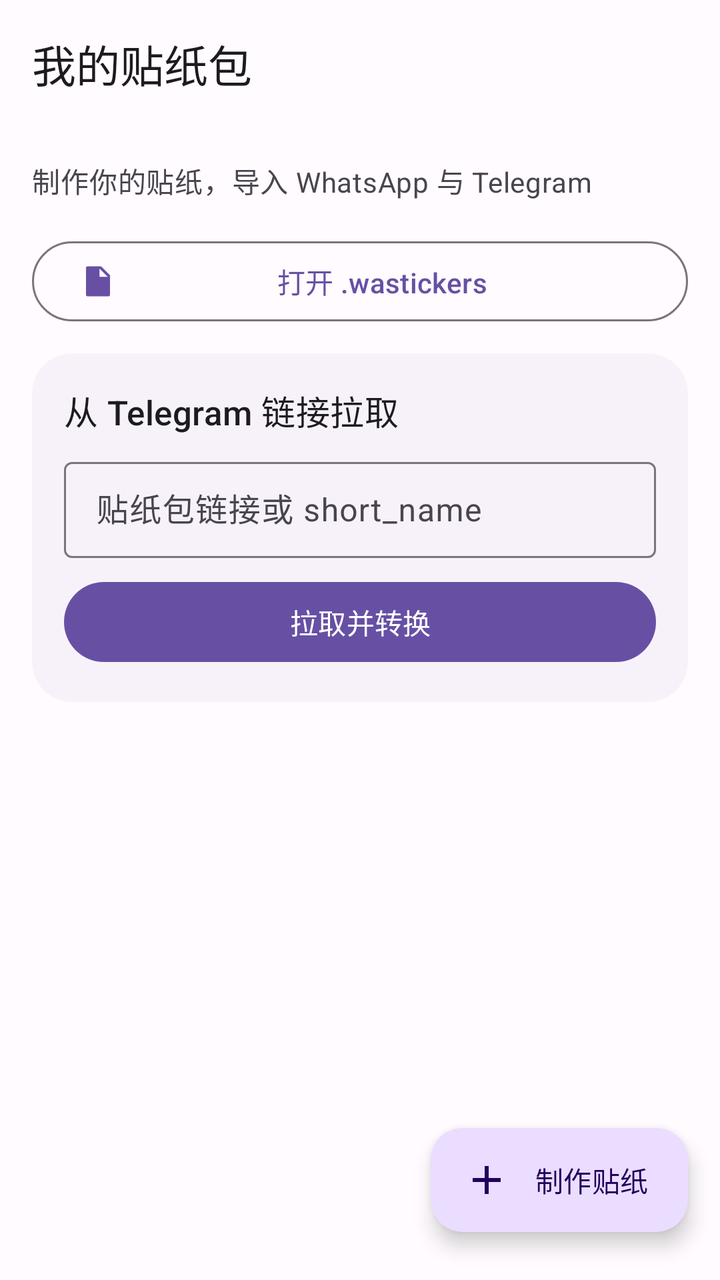
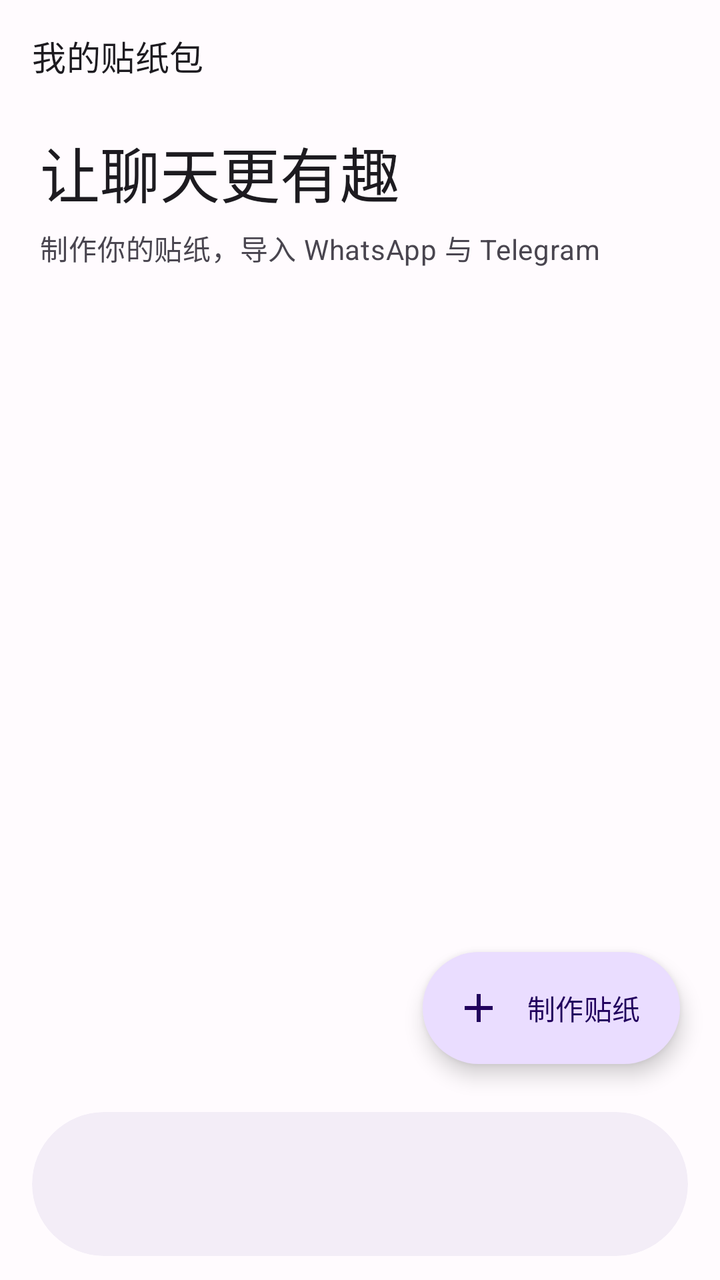

Two renders of the same Android screen: before a commit and after it. Below are the layout's source before the change and the commit's diff.
<!-- AndroidManifest.xml: application theme AppTheme -->
<!-- res/layout/activity_main.xml -->
<?xml version="1.0" encoding="utf-8"?>
<androidx.coordinatorlayout.widget.CoordinatorLayout
    xmlns:android="http://schemas.android.com/apk/res/android"
    xmlns:app="http://schemas.android.com/apk/res-auto"
    android:id="@+id/main_root"
    android:layout_width="match_parent"
    android:layout_height="match_parent"
    android:background="?attr/colorSurface">

    <com.google.android.material.appbar.AppBarLayout
        android:id="@+id/app_bar"
        android:layout_width="match_parent"
        android:layout_height="wrap_content"
        android:fitsSystemWindows="true"
        app:liftOnScroll="true">

        <com.google.android.material.appbar.MaterialToolbar
            android:id="@+id/top_app_bar"
            android:layout_width="match_parent"
            android:layout_height="?attr/actionBarSize"
            app:title="@string/main_title" />
    </com.google.android.material.appbar.AppBarLayout>

    <androidx.core.widget.NestedScrollView
        android:layout_width="match_parent"
        android:layout_height="match_parent"
        android:fillViewport="true"
        app:layout_behavior="@string/appbar_scrolling_view_behavior">

        <LinearLayout
            android:layout_width="match_parent"
            android:layout_height="wrap_content"
            android:orientation="vertical"
            android:paddingStart="16dp"
            android:paddingEnd="16dp"
            android:paddingTop="16dp"
            android:fitsSystemWindows="true"
            android:paddingBottom="112dp">

            <TextView
                android:layout_width="match_parent"
                android:layout_height="wrap_content"
                android:layout_marginBottom="16dp"
                android:text="@string/main_subtitle"
                android:textAppearance="@style/TextAppearance.App.Body"
                android:textColor="?attr/colorOnSurfaceVariant" />

            <com.google.android.material.button.MaterialButton
                android:id="@+id/main_open_archive"
                style="@style/Widget.Material3.Button.OutlinedButton"
                android:layout_width="match_parent" android:layout_height="wrap_content"
                android:minHeight="48dp" android:layout_marginBottom="12dp"
                android:text="@string/open_file" app:icon="@drawable/ic_open_file" />

            <com.google.android.material.card.MaterialCardView
                style="@style/Widget.App.Card"
                android:layout_width="match_parent"
                android:layout_height="wrap_content"
                android:layout_marginBottom="16dp">

                <LinearLayout
                    android:layout_width="match_parent"
                    android:layout_height="wrap_content"
                    android:orientation="vertical">

                    <TextView
                        android:layout_width="match_parent"
                        android:layout_height="wrap_content"
                        android:text="@string/telegram_section_title"
                        android:textAppearance="@style/TextAppearance.App.Title" />

                    <com.google.android.material.textfield.TextInputLayout
                        android:layout_width="match_parent"
                        android:layout_height="wrap_content"
                        android:layout_marginTop="8dp"
                        android:hint="@string/telegram_link_hint">

                        <com.google.android.material.textfield.TextInputEditText
                            android:id="@+id/telegram_link_input"
                            android:layout_width="match_parent"
                            android:layout_height="48dp"
                            android:inputType="textUri"
                            android:maxLines="1" />
                    </com.google.android.material.textfield.TextInputLayout>

                    <LinearLayout
                        android:layout_width="match_parent"
                        android:layout_height="wrap_content"
                        android:layout_marginTop="8dp"
                        android:orientation="horizontal">

                        <com.google.android.material.button.MaterialButton
                            android:id="@+id/telegram_fetch_button"
                            android:layout_width="0dp"
                            android:layout_height="48dp"
                            android:layout_weight="1"
                            android:text="@string/telegram_fetch" />

                        <com.google.android.material.button.MaterialButton
                            android:id="@+id/telegram_cancel_button"
                            style="@style/Widget.Material3.Button.TextButton"
                            android:layout_width="wrap_content"
                            android:layout_height="48dp"
                            android:text="@string/cancel"
                            android:visibility="gone" />
                    </LinearLayout>

                    <com.google.android.material.progressindicator.LinearProgressIndicator
                        android:id="@+id/telegram_progress"
                        android:layout_width="match_parent"
                        android:layout_height="wrap_content"
                        android:layout_marginTop="8dp"
                        android:indeterminate="false"
                        android:max="100"
                        android:visibility="gone"
                        app:showAnimationBehavior="none"
                        app:hideAnimationBehavior="none" />

                    <TextView
                        android:id="@+id/telegram_progress_text"
                        android:layout_width="match_parent"
                        android:layout_height="wrap_content"
                        android:layout_marginTop="4dp"
                        android:textAppearance="@style/TextAppearance.App.Caption"
                        android:textColor="?attr/colorOnSurfaceVariant"
                        android:visibility="gone" />
                </LinearLayout>
            </com.google.android.material.card.MaterialCardView>

            <androidx.recyclerview.widget.RecyclerView
                android:id="@+id/pack_recycler"
                android:layout_width="match_parent"
                android:layout_height="wrap_content"
                android:clipToPadding="false"
                android:nestedScrollingEnabled="false" />

            <LinearLayout
                android:id="@+id/empty_state"
                android:layout_width="match_parent"
                android:layout_height="wrap_content"
                android:layout_marginTop="40dp"
                android:gravity="center_horizontal"
                android:orientation="vertical"
                android:padding="24dp"
                android:visibility="gone">

                <com.google.android.material.card.MaterialCardView
                    style="@style/Widget.App.Card"
                    android:layout_width="160dp"
                    android:layout_height="160dp"
                    app:cardBackgroundColor="?attr/colorPrimaryContainer">

                    <ImageView
                        android:layout_width="88dp"
                        android:layout_height="88dp"
                        android:layout_gravity="center"
                        android:contentDescription="@string/empty_title"
                        android:src="@drawable/ic_empty_sticker" />
                </com.google.android.material.card.MaterialCardView>

                <TextView
                    android:layout_width="wrap_content"
                    android:layout_height="wrap_content"
                    android:layout_marginTop="24dp"
                    android:text="@string/empty_title"
                    android:textAppearance="@style/TextAppearance.App.Headline" />

                <TextView
                    android:layout_width="280dp"
                    android:layout_height="wrap_content"
                    android:layout_marginTop="8dp"
                    android:gravity="center"
                    android:text="@string/empty_body"
                    android:textAppearance="@style/TextAppearance.App.Body"
                    android:textColor="?attr/colorOnSurfaceVariant" />

                <com.google.android.material.button.MaterialButton
                    android:id="@+id/empty_open_button"
                    android:layout_width="wrap_content"
                    android:layout_height="48dp"
                    android:layout_marginTop="24dp"
                    android:text="@string/open_file" />
            </LinearLayout>
        </LinearLayout>
    </androidx.core.widget.NestedScrollView>

    <com.google.android.material.progressindicator.CircularProgressIndicator
        android:id="@+id/progress"
        android:layout_width="wrap_content"
        android:layout_height="wrap_content"
        android:layout_gravity="center"
        android:indeterminate="true"
        android:visibility="gone" />

    <com.google.android.material.floatingactionbutton.ExtendedFloatingActionButton
        android:id="@+id/open_file_fab"
        android:layout_width="wrap_content"
        android:layout_height="wrap_content"
        android:layout_gravity="bottom|end"
        android:layout_marginStart="16dp"
        android:layout_marginEnd="16dp"
        android:layout_marginBottom="24dp"
        android:minHeight="52dp"
        android:text="@string/studio_create"
        app:icon="@drawable/ic_add" />
</androidx.coordinatorlayout.widget.CoordinatorLayout>
<!-- resources referenced by this layout -->
<resources>
  <string name="cancel">取消</string>
  <string name="empty_title">还没有贴纸包</string>
  <string name="main_title">我的贴纸包</string>
  <string name="studio_create">制作贴纸</string>
  <style name="TextAppearance.App.Headline" parent="TextAppearance.Material3.HeadlineSmall">
          <item name="android:textSize">24sp</item>
          <item name="fontFamily">sans-serif-medium</item>
      </style>
  <style name="Widget.App.Card" parent="Widget.Material3.CardView.Filled">
          <item name="cardCornerRadius">20dp</item>
          <item name="cardBackgroundColor">?attr/colorSurfaceContainerLow</item>
          <item name="contentPadding">16dp</item>
      </style>
  <style name="Base.AppTheme" parent="Theme.Material3.DayNight.NoActionBar">
          <item name="dynamicColorThemeOverlay">@style/ThemeOverlay.Material3.DynamicColors.DayNight</item>
          <item name="colorPrimary">@color/seed_primary</item>
          <item name="colorOnPrimary">@color/seed_on_primary</item>
          <item name="colorPrimaryContainer">@color/seed_primary_container</item>
          <item name="colorOnPrimaryContainer">@color/seed_on_primary_container</item>
          <item name="colorSurface">@color/md3_surface</item>
          <item name="colorSurfaceContainer">@color/md3_surface_container</item>
          <item name="colorSurfaceContainerLow">@color/md3_surface_container_low</item>
          <item name="colorSurfaceContainerHigh">@color/md3_surface_container_high</item>
          <item name="android:colorBackground">@color/md3_surface</item>
          <item name="android:windowActivityTransitions">true</item>
          <item name="android:windowContentTransitions">true</item>
      </style>
  <!-- unchanged entries left out for length: 21 -->
</resources>

<!-- the commit's change to res/layout/activity_main.xml (unified diff, before → after) -->
@@ -1,206 +1,64 @@
 <?xml version="1.0" encoding="utf-8"?>
-<androidx.coordinatorlayout.widget.CoordinatorLayout
-    xmlns:android="http://schemas.android.com/apk/res/android"
+<LinearLayout xmlns:android="http://schemas.android.com/apk/res/android"
     xmlns:app="http://schemas.android.com/apk/res-auto"
     android:id="@+id/main_root"
-    android:layout_width="match_parent"
-    android:layout_height="match_parent"
-    android:background="?attr/colorSurface">
+    android:layout_width="match_parent" android:layout_height="match_parent"
+    android:orientation="vertical" android:background="?attr/colorSurface">
 
-    <com.google.android.material.appbar.AppBarLayout
-        android:id="@+id/app_bar"
-        android:layout_width="match_parent"
-        android:layout_height="wrap_content"
-        android:fitsSystemWindows="true"
-        app:liftOnScroll="true">
+    <com.google.android.material.appbar.MaterialToolbar
+        android:id="@+id/top_app_bar" android:layout_width="match_parent" android:layout_height="56dp"
+        app:title="@string/main_title" app:titleTextAppearance="@style/TextAppearance.App.Title" />
 
-        <com.google.android.material.appbar.MaterialToolbar
-            android:id="@+id/top_app_bar"
-            android:layout_width="match_parent"
-            android:layout_height="?attr/actionBarSize"
-            app:title="@string/main_title" />
-    </com.google.android.material.appbar.AppBarLayout>
+    <FrameLayout android:layout_width="match_parent" android:layout_height="0dp" android:layout_weight="1">
+        <LinearLayout android:id="@+id/library_page" android:layout_width="match_parent" android:layout_height="match_parent" android:orientation="vertical">
+            <LinearLayout android:layout_width="match_parent" android:layout_height="wrap_content" android:orientation="vertical" android:paddingHorizontal="20dp" android:paddingTop="8dp" android:paddingBottom="16dp">
+                <TextView android:layout_width="match_parent" android:layout_height="wrap_content" android:text="@string/library_headline" android:textAppearance="@style/TextAppearance.App.Headline" />
+                <TextView android:id="@+id/library_summary" android:layout_width="match_parent" android:layout_height="wrap_content" android:layout_marginTop="6dp" android:text="@string/main_subtitle" android:textAppearance="@style/TextAppearance.App.Body" android:textColor="?attr/colorOnSurfaceVariant" />
+            </LinearLayout>
+            <FrameLayout android:layout_width="match_parent" android:layout_height="0dp" android:layout_weight="1">
+                <androidx.recyclerview.widget.RecyclerView android:id="@+id/pack_recycler" android:layout_width="match_parent" android:layout_height="match_parent" android:clipToPadding="false" android:paddingHorizontal="16dp" android:paddingBottom="96dp" />
+                <LinearLayout android:id="@+id/empty_state" android:layout_width="match_parent" android:layout_height="match_parent" android:gravity="center" android:orientation="vertical" android:padding="24dp" android:visibility="gone">
+                    <ImageView android:layout_width="88dp" android:layout_height="88dp" android:src="@drawable/ic_empty_sticker" app:tint="?attr/colorPrimary" android:contentDescription="@null" />
+                    <TextView android:layout_width="match_parent" android:layout_height="wrap_content" android:layout_marginTop="24dp" android:gravity="center" android:text="@string/empty_title" android:textAppearance="@style/TextAppearance.App.Headline" />
+                    <TextView android:layout_width="match_parent" android:layout_height="wrap_content" android:layout_marginTop="8dp" android:gravity="center" android:text="@string/empty_body" android:textAppearance="@style/TextAppearance.App.Body" android:textColor="?attr/colorOnSurfaceVariant" />
+                    <com.google.android.material.button.MaterialButton android:id="@+id/empty_open_button" style="@style/Widget.Material3.Button.TextButton" android:layout_width="wrap_content" android:layout_height="52dp" android:layout_marginTop="12dp" android:text="@string/nav_import" />
+                </LinearLayout>
+                <com.google.android.material.floatingactionbutton.ExtendedFloatingActionButton android:id="@+id/open_file_fab" android:layout_width="wrap_content" android:layout_height="wrap_content" android:layout_gravity="bottom|end" android:layout_margin="20dp" android:minHeight="56dp" android:text="@string/studio_create" app:icon="@drawable/ic_add" app:elevation="0dp" app:shapeAppearanceOverlay="@style/ShapeAppearance.App.Pill" />
+            </FrameLayout>
+        </LinearLayout>
 
-    <androidx.core.widget.NestedScrollView
-        android:layout_width="match_parent"
-        android:layout_height="match_parent"
-        android:fillViewport="true"
-        app:layout_behavior="@string/appbar_scrolling_view_behavior">
+        <ScrollView android:id="@+id/import_page" android:layout_width="match_parent" android:layout_height="match_parent" android:fillViewport="true" android:visibility="gone">
+            <LinearLayout android:layout_width="match_parent" android:layout_height="wrap_content" android:orientation="vertical" android:padding="20dp">
+                <TextView android:layout_width="match_parent" android:layout_height="wrap_content" android:text="@string/import_headline" android:textAppearance="@style/TextAppearance.App.Headline" />
+                <TextView android:layout_width="match_parent" android:layout_height="wrap_content" android:layout_marginTop="6dp" android:layout_marginBottom="24dp" android:text="@string/import_description" android:textAppearance="@style/TextAppearance.App.Body" android:textColor="?attr/colorOnSurfaceVariant" />
+                <com.google.android.material.card.MaterialCardView style="@style/Widget.App.Card" android:layout_width="match_parent" android:layout_height="wrap_content" android:layout_marginBottom="16dp">
+                    <LinearLayout android:layout_width="match_parent" android:layout_height="wrap_content" android:orientation="vertical">
+                        <TextView android:layout_width="match_parent" android:layout_height="wrap_content" android:text="@string/import_file_title" android:textAppearance="@style/TextAppearance.App.Title" />
+                        <TextView android:layout_width="match_parent" android:layout_height="wrap_content" android:layout_marginTop="6dp" android:text="@string/import_file_note" android:textAppearance="@style/TextAppearance.App.Body" android:textColor="?attr/colorOnSurfaceVariant" />
+                        <com.google.android.material.button.MaterialButton android:id="@+id/main_open_archive" style="@style/Widget.Material3.Button.TonalButton" android:layout_width="match_parent" android:layout_height="56dp" android:layout_marginTop="12dp" android:text="@string/open_file" app:icon="@drawable/ic_open_file" />
+                    </LinearLayout>
+                </com.google.android.material.card.MaterialCardView>
+                <com.google.android.material.card.MaterialCardView style="@style/Widget.App.Card" android:layout_width="match_parent" android:layout_height="wrap_content">
+                    <LinearLayout android:layout_width="match_parent" android:layout_height="wrap_content" android:orientation="vertical">
+                        <TextView android:layout_width="match_parent" android:layout_height="wrap_content" android:text="@string/telegram_section_title" android:textAppearance="@style/TextAppearance.App.Title" />
+                        <TextView android:layout_width="match_parent" android:layout_height="wrap_content" android:layout_marginTop="6dp" android:text="@string/import_telegram_note" android:textAppearance="@style/TextAppearance.App.Body" android:textColor="?attr/colorOnSurfaceVariant" />
+                        <com.google.android.material.textfield.TextInputLayout android:layout_width="match_parent" android:layout_height="wrap_content" android:layout_marginTop="16dp" android:hint="@string/telegram_link_hint">
+                            <com.google.android.material.textfield.TextInputEditText android:id="@+id/telegram_link_input" android:layout_width="match_parent" android:layout_height="wrap_content" android:minHeight="56dp" android:inputType="textUri" android:maxLines="1" />
+                        </com.google.android.material.textfield.TextInputLayout>
+                        <LinearLayout android:layout_width="match_parent" android:layout_height="wrap_content" android:layout_marginTop="12dp" android:orientation="horizontal">
+                            <com.google.android.material.button.MaterialButton android:id="@+id/telegram_fetch_button" android:layout_width="0dp" android:layout_height="56dp" android:layout_weight="1" android:text="@string/telegram_fetch" />
+                            <com.google.android.material.button.MaterialButton android:id="@+id/telegram_cancel_button" style="@style/Widget.Material3.Button.TextButton" android:layout_width="wrap_content" android:layout_height="56dp" android:text="@string/cancel" android:visibility="gone" />
+                        </LinearLayout>
+                        <com.google.android.material.progressindicator.LinearProgressIndicator android:id="@+id/telegram_progress" android:layout_width="match_parent" android:layout_height="wrap_content" android:layout_marginTop="12dp" android:indeterminate="false" android:max="100" android:visibility="gone" app:showAnimationBehavior="none" app:hideAnimationBehavior="none" />
+                        <TextView android:id="@+id/telegram_progress_text" android:layout_width="match_parent" android:layout_height="wrap_content" android:layout_marginTop="8dp" android:textAppearance="@style/TextAppearance.App.Caption" android:textColor="?attr/colorOnSurfaceVariant" android:visibility="gone" />
+                    </LinearLayout>
+                </com.google.android.material.card.MaterialCardView>
+            </LinearLayout>
+        </ScrollView>
+        <com.google.android.material.progressindicator.CircularProgressIndicator android:id="@+id/progress" android:layout_width="wrap_content" android:layout_height="wrap_content" android:layout_gravity="center" android:indeterminate="true" android:visibility="gone" />
+    </FrameLayout>
 
-        <LinearLayout
-            android:layout_width="match_parent"
-            android:layout_height="wrap_content"
-            android:orientation="vertical"
-            android:paddingStart="16dp"
-            android:paddingEnd="16dp"
-            android:paddingTop="16dp"
-            android:fitsSystemWindows="true"
-            android:paddingBottom="112dp">
-
-            <TextView
-                android:layout_width="match_parent"
-                android:layout_height="wrap_content"
-                android:layout_marginBottom="16dp"
-                android:text="@string/main_subtitle"
-                android:textAppearance="@style/TextAppearance.App.Body"
-                android:textColor="?attr/colorOnSurfaceVariant" />
-
-            <com.google.android.material.button.MaterialButton
-                android:id="@+id/main_open_archive"
-                style="@style/Widget.Material3.Button.OutlinedButton"
-                android:layout_width="match_parent" android:layout_height="wrap_content"
-                android:minHeight="48dp" android:layout_marginBottom="12dp"
-                android:text="@string/open_file" app:icon="@drawable/ic_open_file" />
-
-            <com.google.android.material.card.MaterialCardView
-                style="@style/Widget.App.Card"
-                android:layout_width="match_parent"
-                android:layout_height="wrap_content"
-                android:layout_marginBottom="16dp">
-
-                <LinearLayout
-                    android:layout_width="match_parent"
-                    android:layout_height="wrap_content"
-                    android:orientation="vertical">
-
-                    <TextView
-                        android:layout_width="match_parent"
-                        android:layout_height="wrap_content"
-                        android:text="@string/telegram_section_title"
-                        android:textAppearance="@style/TextAppearance.App.Title" />
-
-                    <com.google.android.material.textfield.TextInputLayout
-                        android:layout_width="match_parent"
-                        android:layout_height="wrap_content"
-                        android:layout_marginTop="8dp"
-                        android:hint="@string/telegram_link_hint">
-
-                        <com.google.android.material.textfield.TextInputEditText
-                            android:id="@+id/telegram_link_input"
-                            android:layout_width="match_parent"
-                            android:layout_height="48dp"
-                            android:inputType="textUri"
-                            android:maxLines="1" />
-                    </com.google.android.material.textfield.TextInputLayout>
-
-                    <LinearLayout
-                        android:layout_width="match_parent"
-                        android:layout_height="wrap_content"
-                        android:layout_marginTop="8dp"
-                        android:orientation="horizontal">
-
-                        <com.google.android.material.button.MaterialButton
-                            android:id="@+id/telegram_fetch_button"
-                            android:layout_width="0dp"
-                            android:layout_height="48dp"
-                            android:layout_weight="1"
-                            android:text="@string/telegram_fetch" />
-
-                        <com.google.android.material.button.MaterialButton
-                            android:id="@+id/telegram_cancel_button"
-                            style="@style/Widget.Material3.Button.TextButton"
-                            android:layout_width="wrap_content"
-                            android:layout_height="48dp"
-                            android:text="@string/cancel"
-                            android:visibility="gone" />
-                    </LinearLayout>
-
-                    <com.google.android.material.progressindicator.LinearProgressIndicator
-                        android:id="@+id/telegram_progress"
-                        android:layout_width="match_parent"
-                        android:layout_height="wrap_content"
-                        android:layout_marginTop="8dp"
-                        android:indeterminate="false"
-                        android:max="100"
-                        android:visibility="gone"
-                        app:showAnimationBehavior="none"
-                        app:hideAnimationBehavior="none" />
-
-                    <TextView
-                        android:id="@+id/telegram_progress_text"
-                        android:layout_width="match_parent"
-                        android:layout_height="wrap_content"
-                        android:layout_marginTop="4dp"
-                        android:textAppearance="@style/TextAppearance.App.Caption"
-                        android:textColor="?attr/colorOnSurfaceVariant"
-                        android:visibility="gone" />
-                </LinearLayout>
-            </com.google.android.material.card.MaterialCardView>
-
-            <androidx.recyclerview.widget.RecyclerView
-                android:id="@+id/pack_recycler"
-                android:layout_width="match_parent"
-                android:layout_height="wrap_content"
-                android:clipToPadding="false"
-                android:nestedScrollingEnabled="false" />
-
-            <LinearLayout
-                android:id="@+id/empty_state"
-                android:layout_width="match_parent"
-                android:layout_height="wrap_content"
-                android:layout_marginTop="40dp"
-                android:gravity="center_horizontal"
-                android:orientation="vertical"
-                android:padding="24dp"
-                android:visibility="gone">
-
-                <com.google.android.material.card.MaterialCardView
-                    style="@style/Widget.App.Card"
-                    android:layout_width="160dp"
-                    android:layout_height="160dp"
-                    app:cardBackgroundColor="?attr/colorPrimaryContainer">
-
-                    <ImageView
-                        android:layout_width="88dp"
-                        android:layout_height="88dp"
-                        android:layout_gravity="center"
-                        android:contentDescription="@string/empty_title"
-                        android:src="@drawable/ic_empty_sticker" />
-                </com.google.android.material.card.MaterialCardView>
-
-                <TextView
-                    android:layout_width="wrap_content"
-                    android:layout_height="wrap_content"
-                    android:layout_marginTop="24dp"
-                    android:text="@string/empty_title"
-                    android:textAppearance="@style/TextAppearance.App.Headline" />
-
-                <TextView
-                    android:layout_width="280dp"
-                    android:layout_height="wrap_content"
-                    android:layout_marginTop="8dp"
-                    android:gravity="center"
-                    android:text="@string/empty_body"
-                    android:textAppearance="@style/TextAppearance.App.Body"
-                    android:textColor="?attr/colorOnSurfaceVariant" />
-
-                <com.google.android.material.button.MaterialButton
-                    android:id="@+id/empty_open_button"
-                    android:layout_width="wrap_content"
-                    android:layout_height="48dp"
-                    android:layout_marginTop="24dp"
-                    android:text="@string/open_file" />
-            </LinearLayout>
-        </LinearLayout>
-    </androidx.core.widget.NestedScrollView>
-
-    <com.google.android.material.progressindicator.CircularProgressIndicator
-        android:id="@+id/progress"
-        android:layout_width="wrap_content"
-        android:layout_height="wrap_content"
-        android:layout_gravity="center"
-        android:indeterminate="true"
-        android:visibility="gone" />
-
-    <com.google.android.material.floatingactionbutton.ExtendedFloatingActionButton
-        android:id="@+id/open_file_fab"
-        android:layout_width="wrap_content"
-        android:layout_height="wrap_content"
-        android:layout_gravity="bottom|end"
-        android:layout_marginStart="16dp"
-        android:layout_marginEnd="16dp"
-        android:layout_marginBottom="24dp"
-        android:minHeight="52dp"
-        android:text="@string/studio_create"
-        app:icon="@drawable/ic_add" />
-</androidx.coordinatorlayout.widget.CoordinatorLayout>
+    <com.google.android.material.card.MaterialCardView android:layout_width="match_parent" android:layout_height="72dp" android:layout_marginHorizontal="16dp" android:layout_marginTop="4dp" android:layout_marginBottom="12dp" app:cardCornerRadius="36dp" app:cardBackgroundColor="?attr/colorSurfaceContainer" app:cardElevation="0dp" app:strokeWidth="0dp">
+        <com.google.android.material.bottomnavigation.BottomNavigationView android:id="@+id/main_navigation" android:layout_width="match_parent" android:layout_height="match_parent" android:background="@android:color/transparent" app:elevation="0dp" app:itemIconSize="24dp" app:labelVisibilityMode="labeled" />
+    </com.google.android.material.card.MaterialCardView>
+</LinearLayout>
<!-- resource entries referenced after the edit -->
@@ -2,16 +2,26 @@
 <resources>
   <string name="cancel">取消</string>
   <string name="empty_title">还没有贴纸包</string>
+  <string name="import_description">打开本地贴纸文件，或从 Telegram 链接导入。</string>
+  <string name="import_file_note">选择 .wastickers 贴纸包，自动整理到贴纸库。</string>
+  <string name="import_file_title">从文件导入</string>
+  <string name="import_headline">收藏喜欢的贴纸</string>
+  <string name="import_telegram_note">粘贴贴纸包链接，即可保存并转换。</string>
+  <string name="library_headline">让聊天更有趣</string>
   <string name="main_title">我的贴纸包</string>
+  <string name="nav_import">导入</string>
   <string name="studio_create">制作贴纸</string>
+  <style name="ShapeAppearance.App.Pill" parent="ShapeAppearance.Material3.Corner.ExtraLarge"><item name="cornerFamily">rounded</item><item name="cornerSize">50%</item></style>
   <style name="TextAppearance.App.Headline" parent="TextAppearance.Material3.HeadlineSmall">
-          <item name="android:textSize">24sp</item>
+          <item name="android:textSize">30sp</item>
           <item name="fontFamily">sans-serif-medium</item>
       </style>
   <style name="Widget.App.Card" parent="Widget.Material3.CardView.Filled">
-          <item name="cardCornerRadius">20dp</item>
+          <item name="cardCornerRadius">28dp</item>
           <item name="cardBackgroundColor">?attr/colorSurfaceContainerLow</item>
-          <item name="contentPadding">16dp</item>
+          <item name="contentPadding">20dp</item>
+          <item name="cardElevation">0dp</item>
+          <item name="strokeWidth">0dp</item>
       </style>
   <style name="Base.AppTheme" parent="Theme.Material3.DayNight.NoActionBar">
           <item name="dynamicColorThemeOverlay">@style/ThemeOverlay.Material3.DynamicColors.DayNight</item>
@@ -26,6 +36,26 @@
           <item name="android:colorBackground">@color/md3_surface</item>
           <item name="android:windowActivityTransitions">true</item>
           <item name="android:windowContentTransitions">true</item>
+          <item name="shapeAppearanceSmallComponent">@style/ShapeAppearance.App.Small</item>
+          <item name="shapeAppearanceMediumComponent">@style/ShapeAppearance.App.Medium</item>
+          <item name="shapeAppearanceLargeComponent">@style/ShapeAppearance.App.Large</item>
+          <item name="textInputStyle">@style/Widget.App.TextInput</item>
+          <item name="textInputOutlinedStyle">@style/Widget.App.TextInput</item>
+          <item name="bottomSheetDialogTheme">@style/ThemeOverlay.App.BottomSheet</item>
+      </style>
+  <style name="ShapeAppearance.App.Small" parent="ShapeAppearance.Material3.Corner.Medium"><item name="cornerSize">16dp</item></style>
+  <style name="ShapeAppearance.App.Medium" parent="ShapeAppearance.Material3.Corner.Large"><item name="cornerSize">24dp</item></style>
+  <style name="ShapeAppearance.App.Large" parent="ShapeAppearance.Material3.Corner.ExtraLarge"><item name="cornerSize">28dp</item></style>
+  <style name="Widget.App.TextInput" parent="Widget.Material3.TextInputLayout.OutlinedBox">
+          <item name="boxCornerRadiusTopStart">16dp</item><item name="boxCornerRadiusTopEnd">16dp</item>
+          <item name="boxCornerRadiusBottomStart">16dp</item><item name="boxCornerRadiusBottomEnd">16dp</item>
+      </style>
+  <style name="ThemeOverlay.App.BottomSheet" parent="ThemeOverlay.Material3.BottomSheetDialog">
+          <item name="bottomSheetStyle">@style/Widget.App.BottomSheet</item>
+      </style>
+  <style name="Widget.App.BottomSheet" parent="Widget.Material3.BottomSheet.Modal">
+          <item name="shapeAppearance">@style/ShapeAppearance.App.Large</item>
+          <item name="backgroundTint">?attr/colorSurface</item>
       </style>
   <!-- unchanged entries left out for length: 21 -->
 </resources>
